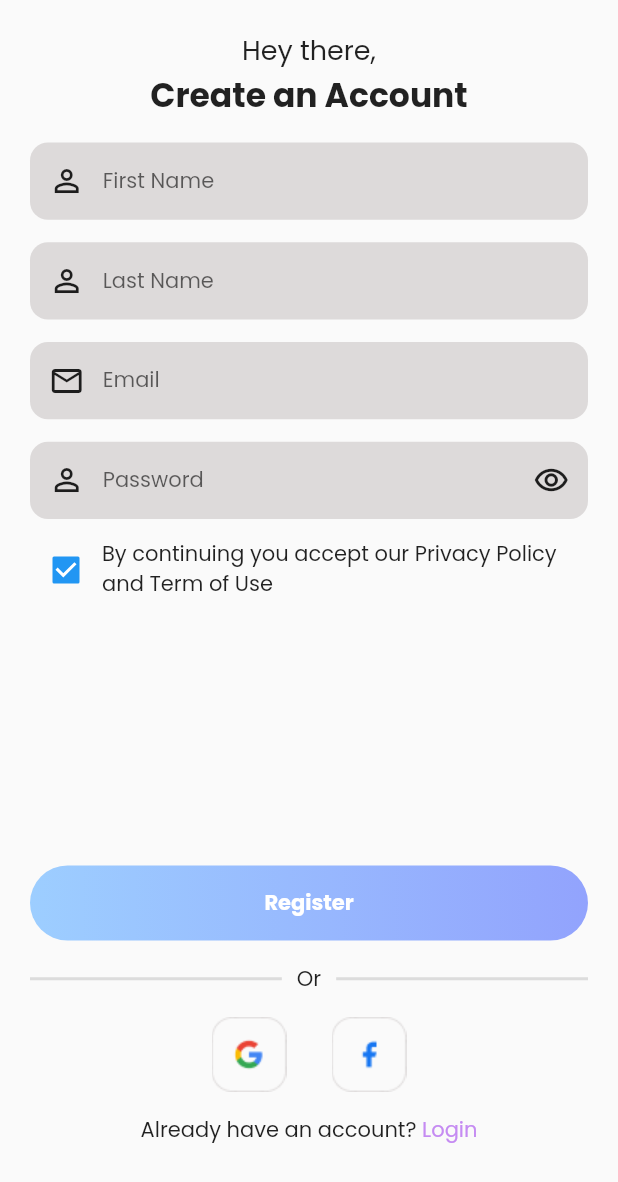
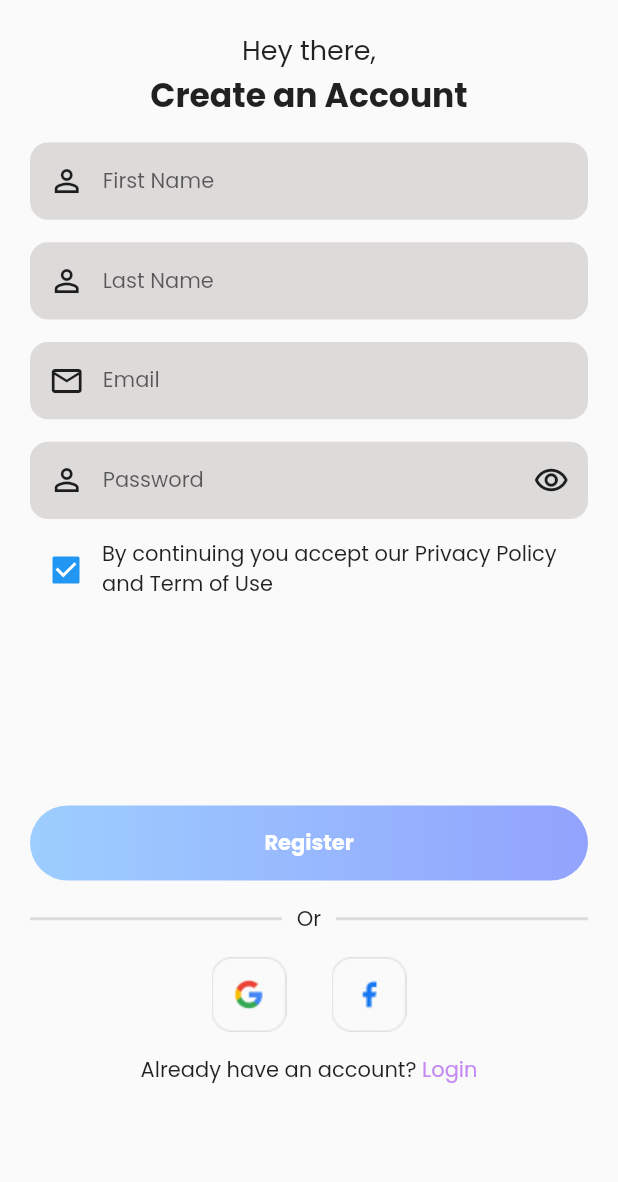
Before and after one commit to stanlys96/FitnestX, a Flutter app: the RegisterPage screen opened directly, on a phone screen of 412 x 824 dp. Shown: the top 1182 px of the screen. Run offline on Flutter 3.47's test engine with Material 2 defaults, Android fonts, the phone set to English and light mode, and no system bars; our stand-ins replace carousel_slider, google_fonts, percent_indicator, simple_gradient_text.

```diff
--- a/client/lib/ui/screens/auth/register_screen/main.dart
+++ b/client/lib/ui/screens/auth/register_screen/main.dart
@@ -11,7 +11,7 @@ class RegisterPage extends StatelessWidget {
         child: SingleChildScrollView(
           child: Container(
             width: MediaQuery.of(context).size.width,
-            height: MediaQuery.of(context).size.height - 40,
+            height: MediaQuery.of(context).size.height - 80,
             padding: const EdgeInsets.only(
               top: 20,
               left: 20,
```
Also changed, not shown: client/lib/ui/screens/auth/login_screen/main.dart (+5 -3 lines).
